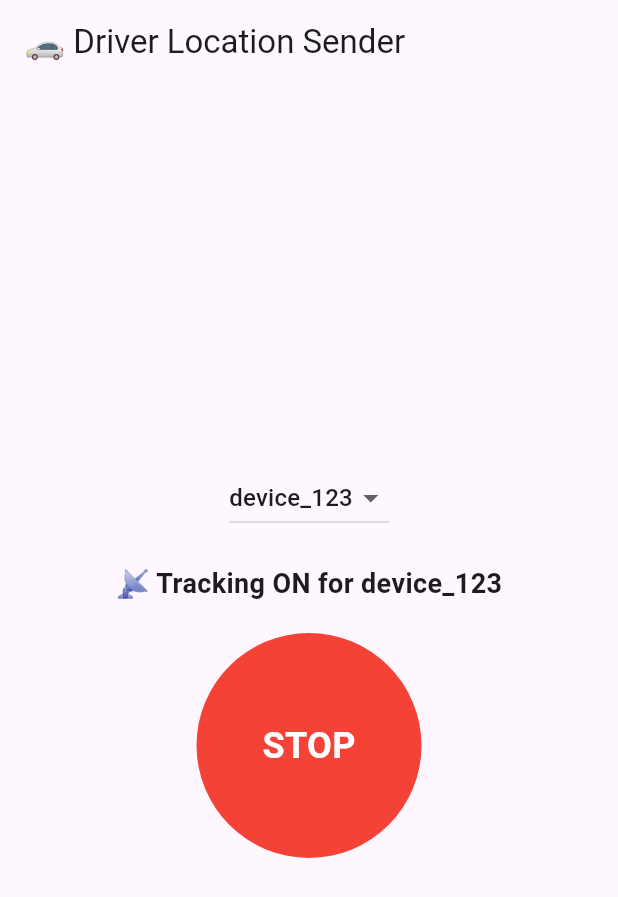
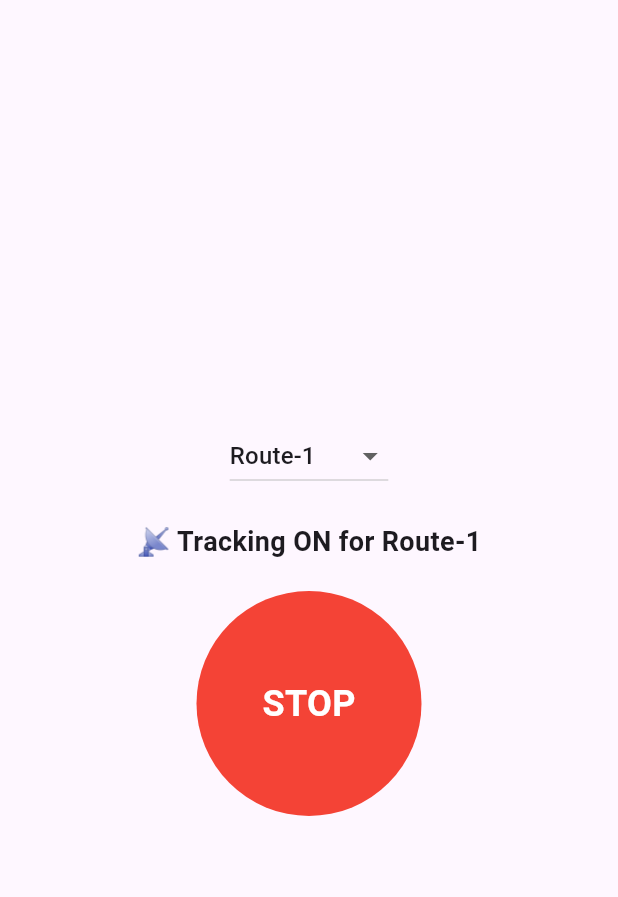
Before and after one commit to nikhild006/VJ-BUS, a Flutter app: the screen it shows after launch, after a tap on "GO", on a phone screen of 412 x 824 dp. Shown: the top 897 px of the screen. Run offline on Flutter 3.47's test engine with Material 3 defaults, Android fonts, the phone set to English and light mode, and no system bars; our stand-ins replace geolocator, permission_handler, shared_preferences, socket_io_client, wakelock_plus; missing offline and left inert: flutter_background_service, flutter_background_service_android; network calls fail.

Commit message:
Update main.dart

```diff
--- a/bus_tracking_flutter/lib/main.dart
+++ b/bus_tracking_flutter/lib/main.dart
@@ -9,7 +9,7 @@ import 'package:socket_io_client/socket_io_client.dart' as IO;
 import 'package:wakelock_plus/wakelock_plus.dart';
 import 'package:shared_preferences/shared_preferences.dart';
 
-const String websocketUrl = "ws://103.248.208.119:3110";
+const String websocketUrl = "wss://bus.vnrzone.site";
 
 void main() async {
   WidgetsFlutterBinding.ensureInitialized();
@@ -25,16 +25,19 @@ class DriverLocationApp extends StatefulWidget {
 }
 
 class _DriverLocationAppState extends State<DriverLocationApp> {
-  dynamic isTracking = false; // Modified to handle loading state
-  List<String> deviceIds = ['device_123', 'device_456', 'device_789'];
-  String? selectedDeviceId;
+  dynamic isTracking = false;
+  final List<String> routes = [
+    'Route-1', 'Route-2', 'Route-3', 'Route-4A','Route-4B', 'Route-5', 'Route-6', 'Route-7', 'Route-8', 'Route-9', 'Route-10',
+    'Route-S-1', 'Route-S-2', 'Route-S-3', 'Route-S-41','Route-S-42','Route-S-43','Route-S-44', 'Route-S-5', 'Route-S-6', 'Route-S-7', 'Route-S-8'
+  ];
+  String? selectedRouteId;
   late IO.Socket socket;
   Timer? trackingTimer;
 
   @override
   void initState() {
     super.initState();
-    selectedDeviceId = deviceIds.first;
+    _loadSelectedRoute();
     socket = IO.io(
       websocketUrl,
       IO.OptionBuilder().setTransports(['websocket']).disableAutoConnect().build(),
@@ -44,11 +47,19 @@ class _DriverLocationAppState extends State<DriverLocationApp> {
     socket.onDisconnect((_) => print("Socket Disconnected ❌"));
   }
 
+  Future<void> _loadSelectedRoute() async {
+    SharedPreferences prefs = await SharedPreferences.getInstance();
+    setState(() {
+      selectedRouteId = prefs.getString("selectedRoute") ?? routes.first;
+    });
+  }
+
   void _toggleTracking() async {
     final service = FlutterBackgroundService();
     if (isTracking == true) {
-      setState(() => isTracking = null); // Show loading state
-      sendFinalBroadcast(selectedDeviceId!);
+      setState(() => isTracking = null);
+      await Future.delayed(Duration(seconds: 2)); // Added delay
+      sendFinalBroadcast(selectedRouteId!);
       await Future.delayed(Duration(seconds: 1));
       trackingTimer?.cancel();
       service.invoke("stopService");
@@ -57,7 +68,7 @@ class _DriverLocationAppState extends State<DriverLocationApp> {
     } else {
       if (await Permission.location.request().isGranted) {
         SharedPreferences prefs = await SharedPreferences.getInstance();
-        await prefs.setString("selectedDevice", selectedDeviceId!);
+        await prefs.setString("selectedRoute", selectedRouteId!);
         service.startService();
         WakelockPlus.enable();
         setState(() => isTracking = true);
@@ -74,25 +85,25 @@ class _DriverLocationAppState extends State<DriverLocationApp> {
     trackingTimer = Timer.periodic(Duration(seconds: 5), (timer) async {
       Position position = await Geolocator.getCurrentPosition();
       Map<String, dynamic> trackingData = {
-        "device_id": selectedDeviceId,
+        "route_id": selectedRouteId,
         "latitude": position.latitude,
         "longitude": position.longitude,
         "status": "tracking_active"
       };
-      print("📢 Location Update - Device: $selectedDeviceId, Data: $trackingData");
+      print("📢 Location Update - Route: $selectedRouteId, Data: $trackingData");
       socket.emit("location_update", trackingData);
     });
   }
 
-  void sendFinalBroadcast(String deviceId) async {
+  void sendFinalBroadcast(String routeId) async {
     Position position = await Geolocator.getCurrentPosition();
     Map<String, dynamic> finalBroadcast = {
-      "device_id": deviceId,
+      "route_id": routeId,
       "latitude": position.latitude,
       "longitude": position.longitude,
       "status": "stopped"
     };
-    print("📢 Location Update - Device: $deviceId, Data: $finalBroadcast");
+    print("📢 Location Update - Route: $routeId, Data: $finalBroadcast");
     socket.emit("location_update", finalBroadcast);
   }
 
@@ -101,28 +112,29 @@ class _DriverLocationAppState extends State<DriverLocationApp> {
     return MaterialApp(
       debugShowCheckedModeBanner: false,
       home: Scaffold(
-        appBar: AppBar(title: Text("🚗 Driver Location Sender")),
         body: Center(
           child: Column(
             mainAxisAlignment: MainAxisAlignment.center,
             children: [
               DropdownButton<String>(
-                value: selectedDeviceId,
-                onChanged: (newDevice) {
+                value: selectedRouteId,
+                onChanged: (newRoute) async {
                   if (isTracking == true) _toggleTracking();
-                  setState(() => selectedDeviceId = newDevice);
+                  SharedPreferences prefs = await SharedPreferences.getInstance();
+                  await prefs.setString("selectedRoute", newRoute!);
+                  setState(() => selectedRouteId = newRoute);
                 },
-                items: deviceIds.map((deviceId) {
+                items: routes.map((routeId) {
                   return DropdownMenuItem(
-                    value: deviceId,
-                    child: Text(deviceId),
+                    value: routeId,
+                    child: Text(routeId),
                   );
                 }).toList(),
               ),
               SizedBox(height: 20),
               Text(
                 isTracking == true
-                    ? "📡 Tracking ON for $selectedDeviceId"
+                    ? "📡 Tracking ON for $selectedRouteId"
                     : "❌ Tracking OFF",
                 style: TextStyle(fontSize: 18, fontWeight: FontWeight.bold),
               ),
@@ -138,7 +150,7 @@ class _DriverLocationAppState extends State<DriverLocationApp> {
                   ),
                   alignment: Alignment.center,
                   child: isTracking == null
-                      ? CircularProgressIndicator(color: Colors.white) // Loading animation
+                      ? CircularProgressIndicator(color: Colors.white)
                       : Text(
                           isTracking == true ? "STOP" : "GO",
                           style: TextStyle(color: Colors.white, fontSize: 24, fontWeight: FontWeight.bold),
@@ -168,7 +180,7 @@ Future<void> initializeService() async {
 @pragma('vm:entry-point')
 void onStart(ServiceInstance service) async {
   SharedPreferences prefs = await SharedPreferences.getInstance();
-  String? selectedDevice = prefs.getString("selectedDevice");
+  String? selectedRoute = prefs.getString("selectedRoute");
 
   IO.Socket socket = IO.io(
     websocketUrl,
@@ -181,6 +193,6 @@ void onStart(ServiceInstance service) async {
   service.on("stopService").listen((event) {
     service.stopSelf();
     print("Service Stopped 🛑");
-    socket.emit("tracking_status", {"device_id": selectedDevice, "status": "stopped"});
+    socket.emit("tracking_status", {"route_id": selectedRoute, "status": "stopped"});
   });
 }
```
